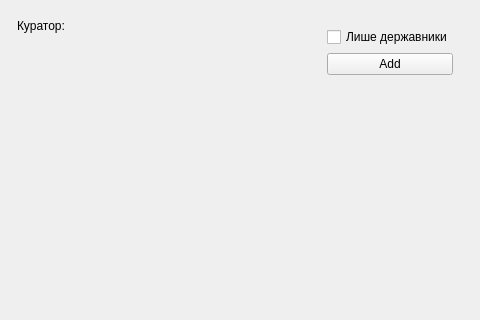
First picture: the form in Kursova/EducationProgressForms/educationprogressmainwindow.ui, repository zzvanyazz/Kursova, before the edit; both pictures show x 495 to 975 and y 0 to 320 of the 975 by 518 pixel window.
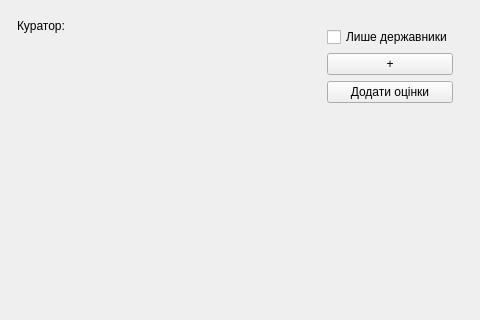
Second picture: the form after the edit.

Diff of the .ui file:
```diff
--- a/Kursova/EducationProgressForms/educationprogressmainwindow.ui
+++ b/Kursova/EducationProgressForms/educationprogressmainwindow.ui
@@ -260,7 +260,14 @@
           <item>
            <widget class="QPushButton" name="ButtonShowAddWindow">
             <property name="text">
-             <string>Add</string>
+             <string>+</string>
+            </property>
+           </widget>
+          </item>
+          <item>
+           <widget class="QPushButton" name="ButtonShowInpuMarksForm">
+            <property name="text">
+             <string>Додати оцінки</string>
             </property>
            </widget>
           </item>
```
Left out of the diff: 2 changed lines with no effect on the pictures.
